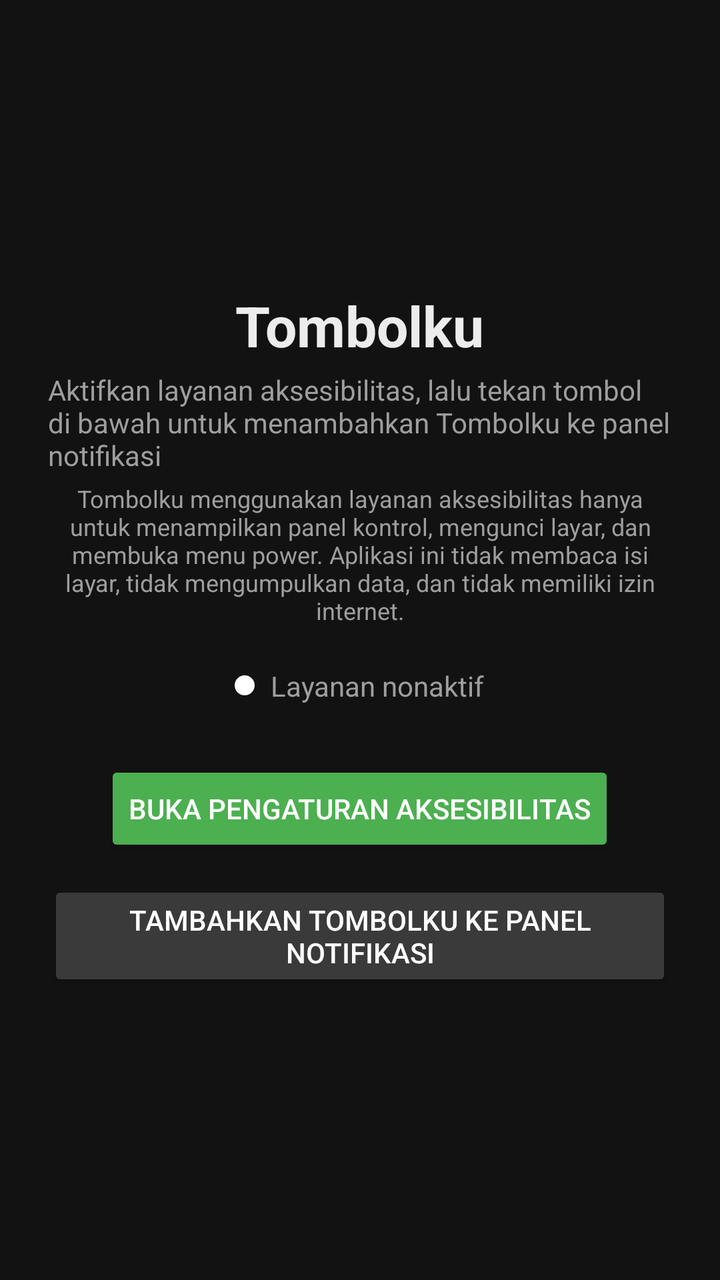
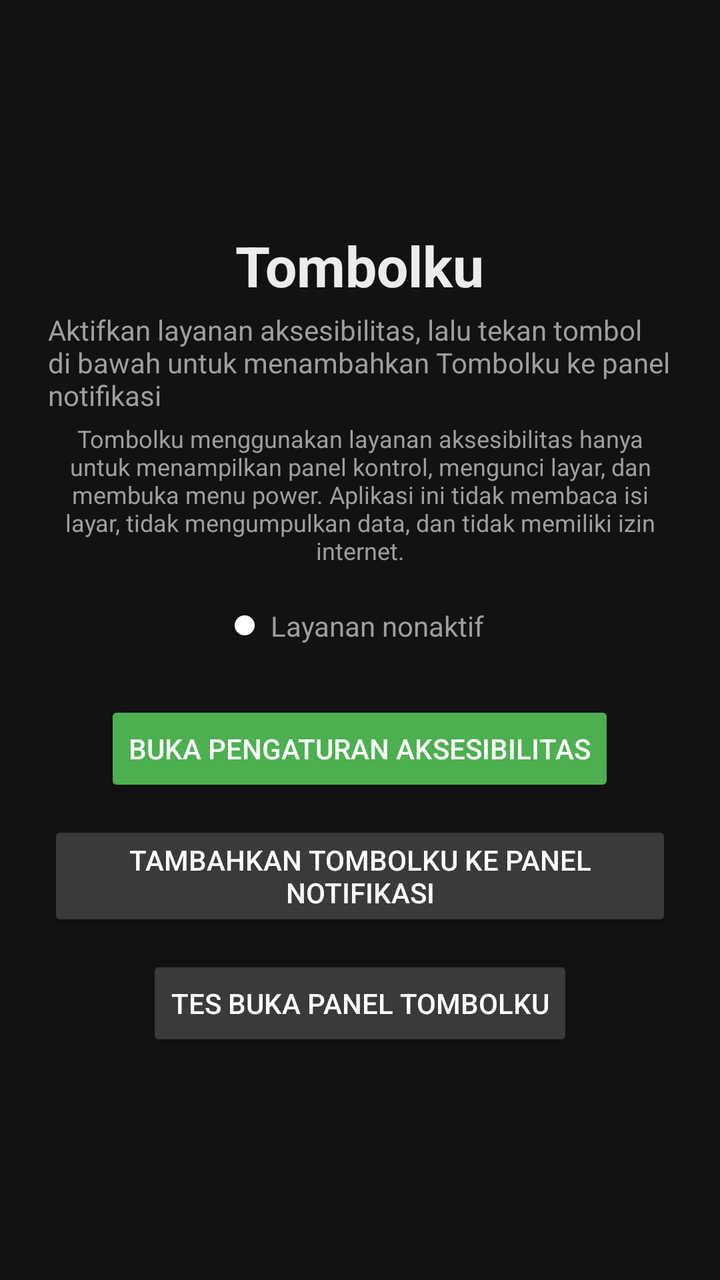

An Android layout rendered at two revisions. The XML below is the earlier revision; the diff shows what the commit changed to produce the second picture.
<!-- AndroidManifest.xml: application theme Theme.Tombolku -->
<!-- res/layout/activity_main.xml -->
<?xml version="1.0" encoding="utf-8"?>
<LinearLayout xmlns:android="http://schemas.android.com/apk/res/android"
    android:layout_width="match_parent"
    android:layout_height="match_parent"
    android:gravity="center"
    android:orientation="vertical"
    android:padding="24dp">

    <TextView
        android:layout_width="wrap_content"
        android:layout_height="wrap_content"
        android:text="@string/title"
        android:textColor="@color/text_primary"
        android:textSize="28sp"
        android:textStyle="bold" />

    <TextView
        android:layout_width="wrap_content"
        android:layout_height="wrap_content"
        android:layout_marginTop="4dp"
        android:text="@string/subtitle"
        android:textColor="@color/text_secondary"
        android:textSize="14sp" />

    <TextView
        android:layout_width="wrap_content"
        android:layout_height="wrap_content"
        android:layout_marginTop="4dp"
        android:gravity="center"
        android:text="@string/disclosure"
        android:textColor="@color/text_secondary"
        android:textSize="12sp" />

    <LinearLayout
        android:layout_width="wrap_content"
        android:layout_height="wrap_content"
        android:layout_marginTop="20dp"
        android:gravity="center_vertical"
        android:orientation="horizontal">

        <View
            android:id="@+id/statusDot"
            android:layout_width="10dp"
            android:layout_height="10dp"
            android:background="@drawable/bg_dot" />

        <TextView
            android:id="@+id/statusText"
            android:layout_width="wrap_content"
            android:layout_height="wrap_content"
            android:layout_marginStart="8dp"
            android:text="@string/status_off"
            android:textColor="@color/text_secondary"
            android:textSize="14sp" />
    </LinearLayout>

    <Button
        android:id="@+id/btnSettings"
        android:layout_width="wrap_content"
        android:layout_height="wrap_content"
        android:layout_marginTop="28dp"
        android:backgroundTint="@color/accent"
        android:text="@string/open_settings"
        android:textColor="#FFFFFF" />

    <Button
        android:id="@+id/btnAddTile"
        android:layout_width="wrap_content"
        android:layout_height="wrap_content"
        android:layout_marginTop="12dp"
        android:backgroundTint="#3A3A3A"
        android:text="@string/add_tile"
        android:textColor="#FFFFFF" />
</LinearLayout>
<!-- resources referenced by this layout -->
<resources>
  <color name="accent">#4CAF50</color>
  <color name="text_primary">#ECECEC</color>
  <color name="text_secondary">#9E9E9E</color>
  <!-- drawable bg_dot (drawable) -->
  <?xml version="1.0" encoding="utf-8"?>
  <shape xmlns:android="http://schemas.android.com/apk/res/android"
      android:shape="oval">
      <solid android:color="#FFFFFF" />
  </shape>
  <string name="add_tile">Tambahkan Tombolku ke panel notifikasi</string>
  <string name="disclosure">Tombolku menggunakan layanan aksesibilitas hanya untuk menampilkan panel kontrol, mengunci layar, dan membuka menu power. Aplikasi ini tidak membaca isi layar, tidak mengumpulkan data, dan tidak memiliki izin internet.</string>
  <string name="open_settings">Buka Pengaturan Aksesibilitas</string>
  <string name="status_off">Layanan nonaktif</string>
  <string name="subtitle">Aktifkan layanan aksesibilitas, lalu tekan tombol di bawah untuk menambahkan Tombolku ke panel notifikasi</string>
  <string name="title">Tombolku</string>
  <style name="Theme.Tombolku" parent="Theme.AppCompat.NoActionBar">
          <item name="android:windowBackground">@color/bg</item>
          <item name="android:statusBarColor">@color/bg</item>
          <item name="android:navigationBarColor">@color/bg</item>
          <item name="colorAccent">@color/accent</item>
      </style>
  <color name="bg">#121212</color>
</resources>

<!-- the commit's change to res/layout/activity_main.xml (unified diff, before → after) -->
@@ -71,4 +71,13 @@
         android:backgroundTint="#3A3A3A"
         android:text="@string/add_tile"
         android:textColor="#FFFFFF" />
+
+    <Button
+        android:id="@+id/btnTestPanel"
+        android:layout_width="wrap_content"
+        android:layout_height="wrap_content"
+        android:layout_marginTop="12dp"
+        android:backgroundTint="#3A3A3A"
+        android:text="@string/btn_test_panel"
+        android:textColor="#FFFFFF" />
 </LinearLayout>
<!-- resource entries referenced after the edit -->
@@ -10,6 +10,7 @@
       <solid android:color="#FFFFFF" />
   </shape>
   <string name="add_tile">Tambahkan Tombolku ke panel notifikasi</string>
+  <string name="btn_test_panel">Tes buka panel Tombolku</string>
   <string name="disclosure">Tombolku menggunakan layanan aksesibilitas hanya untuk menampilkan panel kontrol, mengunci layar, dan membuka menu power. Aplikasi ini tidak membaca isi layar, tidak mengumpulkan data, dan tidak memiliki izin internet.</string>
   <string name="open_settings">Buka Pengaturan Aksesibilitas</string>
   <string name="status_off">Layanan nonaktif</string>
